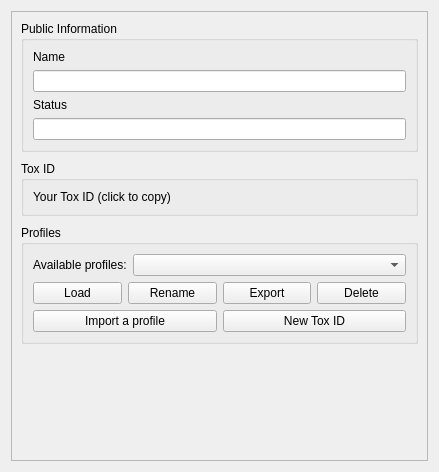
qTox/qTox, file src/widget/form/settings/identitysettings.ui: the form before one commit.
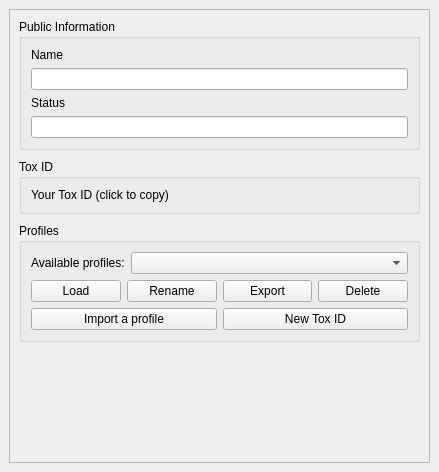
The form after the commit. Custom widgets are drawn as their Qt base class.

Commit message: Setting forms: similar outlook and inner structure

```diff
--- a/src/widget/form/settings/identitysettings.ui
+++ b/src/widget/form/settings/identitysettings.ui
@@ -14,6 +14,18 @@
    <string>Form</string>
   </property>
   <layout class="QVBoxLayout" name="verticalLayout">
+   <property name="leftMargin">
+    <number>9</number>
+   </property>
+   <property name="topMargin">
+    <number>9</number>
+   </property>
+   <property name="rightMargin">
+    <number>9</number>
+   </property>
+   <property name="bottomMargin">
+    <number>9</number>
+   </property>
    <item>
     <widget class="QScrollArea" name="scrollArea">
      <property name="widgetResizable">
```
Left out of the diff: 12 changed lines with no effect on the pictures. The commit also changes 2 other files.
